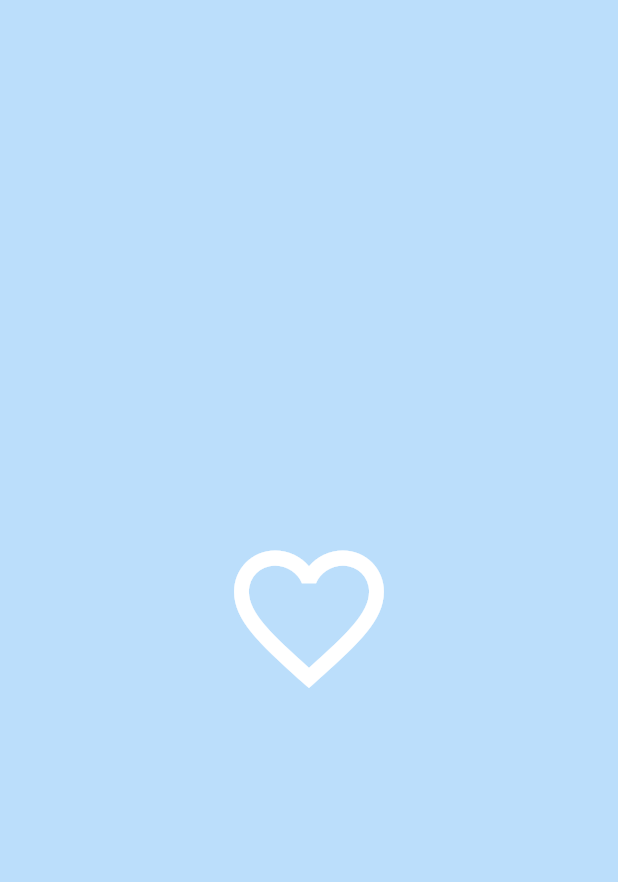
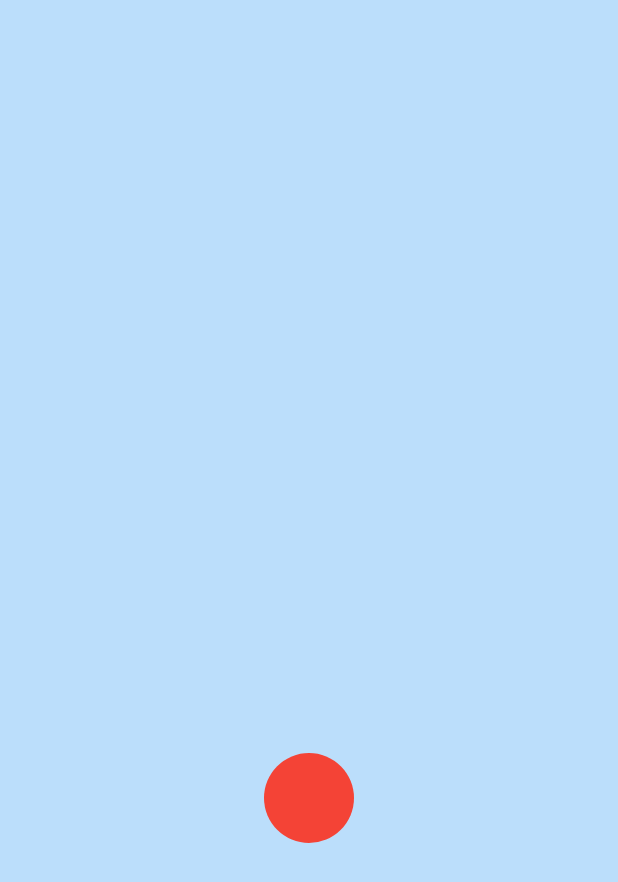
Before and after one commit to Jonatas-Brito/My-Widgets, a Flutter app: the screen it shows after launch, on a phone screen of 412 x 824 dp. Shown: the top 882 px of the screen. Run offline on Flutter 3.47's test engine with Material 2 defaults, Android fonts, the phone set to English and light mode, and no system bars.

Commit message:
Object Animated

```diff
--- a/lib/src/home/home_page.dart
+++ b/lib/src/home/home_page.dart
@@ -1,9 +1,10 @@
 import 'package:flutter/material.dart';
-import 'package:innovations/src/home/widget/icon_animated/icon_animated_widget.dart';
+import 'package:innovations/src/home/widgets/object_animated/object_animated_widget.dart';
 
 class HomePage extends StatelessWidget {
   @override
   Widget build(BuildContext context) {
+    final size = MediaQuery.of(context).size;
     return Container(
       alignment: Alignment.center,
       color: Colors.blue[100],
@@ -11,12 +12,16 @@ class HomePage extends StatelessWidget {
         mainAxisAlignment: MainAxisAlignment.center,
         crossAxisAlignment: CrossAxisAlignment.center,
         children: [
-          IconAnimated(
-            sizeAnimation: true,
-            color: Colors.white,
-            size: 100,
-            iconOutline: Icons.favorite_border_outlined,
-            iconFull: Icons.favorite,
+          ObjectAnimated(
+            axis: Axis.vertical,
+            child: Container(
+              height: 60,
+              width: 60,
+              decoration: BoxDecoration(
+                  color: Colors.red, borderRadius: BorderRadius.circular(60)),
+            ),
+            percent: 150,
+            duration: Duration(milliseconds: 1500),
           )
         ],
       ),
--- /dev/null
+++ b/lib/src/home/widgets/object_animated/object_animated_widget.dart
@@ -0,0 +1,58 @@
+import 'package:flutter/material.dart';
+
+// Cria uma animação constante a partir do momento
+// em que é construída, sendo horizontal ou vertical através do uso
+// de um Axis*/
+
+class ObjectAnimated extends StatefulWidget {
+  final Widget child;
+  final Axis axis;
+  final double percent;
+  final Duration duration;
+
+  const ObjectAnimated(
+      {Key key, this.axis, this.percent, this.child, this.duration})
+      : super(key: key);
+
+  @override
+  _ObjectAnimatedState createState() => _ObjectAnimatedState();
+}
+
+class _ObjectAnimatedState extends State<ObjectAnimated>
+    with SingleTickerProviderStateMixin {
+  AnimationController _controller;
+
+  @override
+  void initState() {
+    _controller = AnimationController(vsync: this, duration: widget.duration);
+    super.initState();
+    _controller.repeat(reverse: true);
+  }
+
+  @override
+  void dispose() {
+    _controller.dispose();
+    super.dispose();
+  }
+
+  @override
+  Widget build(BuildContext context) {
+    return Column(
+      children: [
+        AnimatedBuilder(
+            animation: _controller,
+            builder: (context, _) {
+              return Transform.translate(
+                offset: widget.axis == Axis.vertical
+                    ? Offset(0, _controller.value * widget.percent)
+                    : Offset(_controller.value * widget.percent, 0),
+                child: Align(
+                  alignment: Alignment.topCenter,
+                  child: widget.child,
+                ),
+              );
+            })
+      ],
+    );
+  }
+}
```
Also changed, not shown: lib/src/home/widgets/icon_animated/icon_animated_widget.dart (renamed from lib/src/home/widget/icon_animated/icon_animated_widget.dart, +21 -10 lines), lib/src/home/widgets/button_animated/button_animated_widget.dart (renamed from lib/src/home/widget/button_animated/button_animated_widget.dart).
